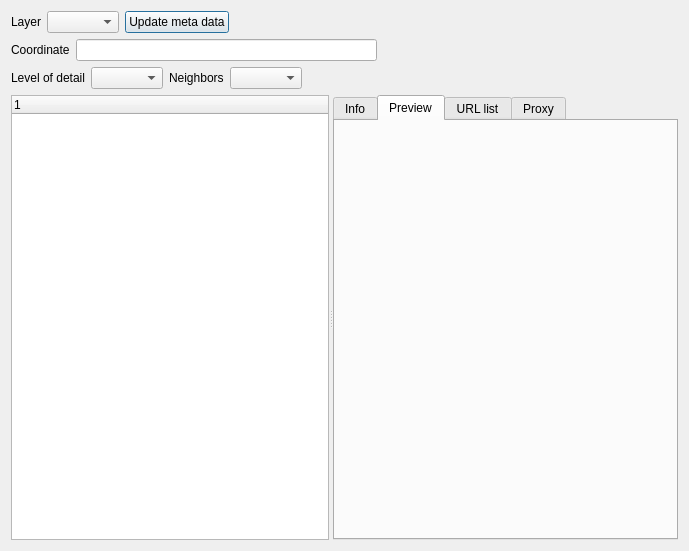
First picture: the form in plugins/osgearth/TileInspectorDialog.ui, repository aroth-fastprotect/sgi, before the edit.
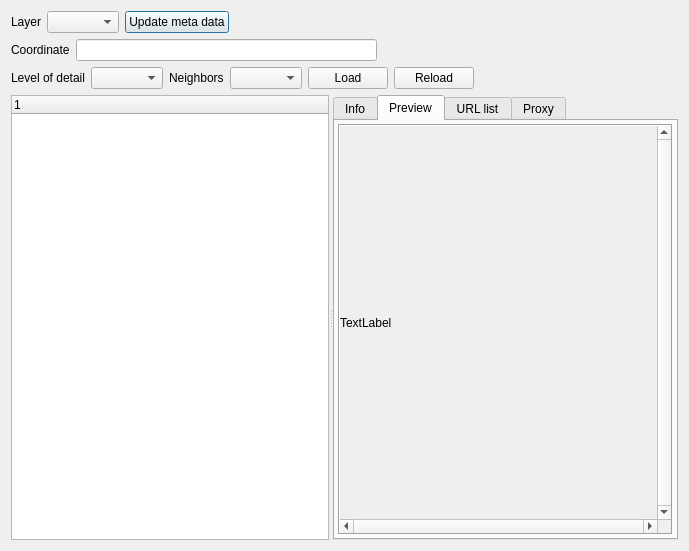
Second picture: the form after the edit.

Commit message: fully implement the tile inspector

```diff
--- a/plugins/osgearth/TileInspectorDialog.ui
+++ b/plugins/osgearth/TileInspectorDialog.ui
@@ -149,6 +149,20 @@
        </property>
       </widget>
      </item>
+     <item>
+      <widget class="QPushButton" name="loadButton">
+       <property name="text">
+        <string>Load</string>
+       </property>
+      </widget>
+     </item>
+     <item>
+      <widget class="QPushButton" name="reloadButton">
+       <property name="text">
+        <string>Reload</string>
+       </property>
+      </widget>
+     </item>
      <item>
       <spacer name="horizontalSpacer_3">
        <property name="orientation">
@@ -225,24 +239,55 @@
        <attribute name="title">
         <string>Preview</string>
        </attribute>
-       <layout class="QFormLayout" name="formLayout_3">
-        <property name="horizontalSpacing">
-         <number>3</number>
-        </property>
-        <property name="verticalSpacing">
-         <number>3</number>
-        </property>
+       <layout class="QVBoxLayout" name="verticalLayout_5">
         <property name="margin">
          <number>3</number>
         </property>
-        <item row="0" column="0">
-         <widget class="QFrame" name="previewImage">
+        <item>
+         <widget class="QScrollArea" name="scrollArea">
           <property name="frameShape">
-           <enum>QFrame::NoFrame</enum>
+           <enum>QFrame::Box</enum>
           </property>
           <property name="frameShadow">
-           <enum>QFrame::Plain</enum>
+           <enum>QFrame::Sunken</enum>
           </property>
+          <property name="verticalScrollBarPolicy">
+           <enum>Qt::ScrollBarAlwaysOn</enum>
+          </property>
+          <property name="horizontalScrollBarPolicy">
+           <enum>Qt::ScrollBarAlwaysOn</enum>
+          </property>
+          <property name="widgetResizable">
+           <bool>true</bool>
+          </property>
+          <widget class="QWidget" name="scrollAreaWidgetContents">
+           <property name="geometry">
+            <rect>
+             <x>0</x>
+             <y>0</y>
+             <width>317</width>
+             <height>392</height>
+            </rect>
+           </property>
+           <layout class="QVBoxLayout" name="verticalLayout_6">
+            <property name="spacing">
+             <number>0</number>
+            </property>
+            <property name="margin">
+             <number>0</number>
+            </property>
+            <item>
+             <widget class="QLabel" name="previewImage">
+              <property name="text">
+               <string>TextLabel</string>
+              </property>
+              <property name="scaledContents">
+               <bool>true</bool>
+              </property>
+             </widget>
+            </item>
+           </layout>
+          </widget>
          </widget>
         </item>
        </layout>
```
Left out of the diff: 37 changed lines with no effect on the pictures. The commit also changes 15 other files.
